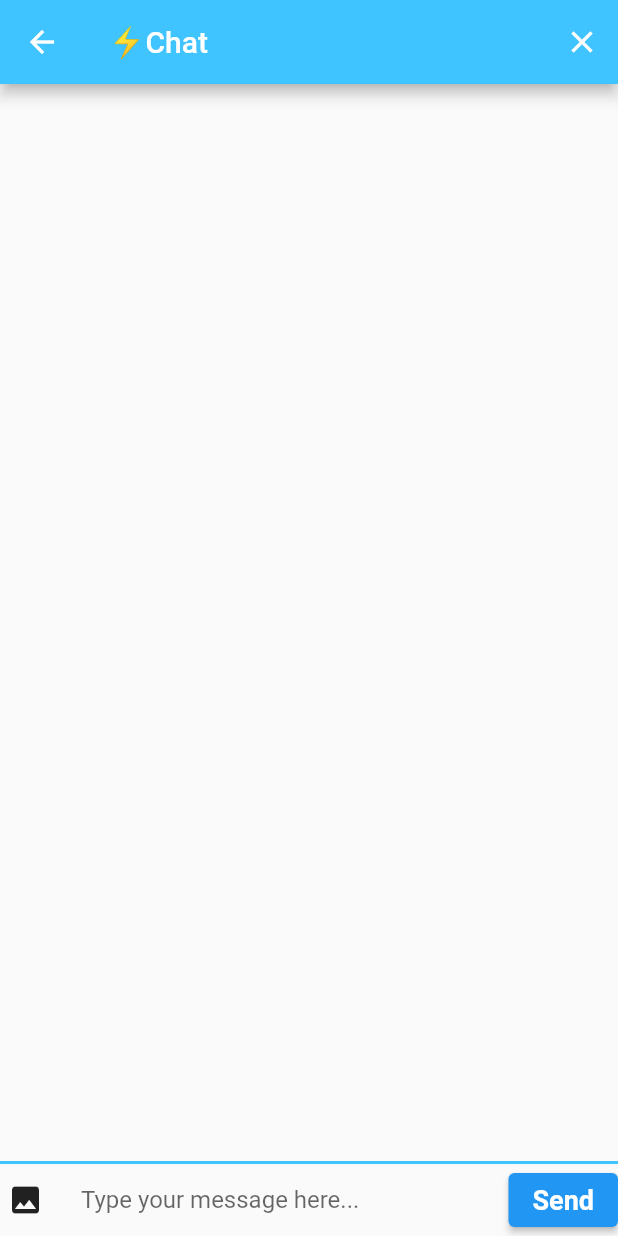
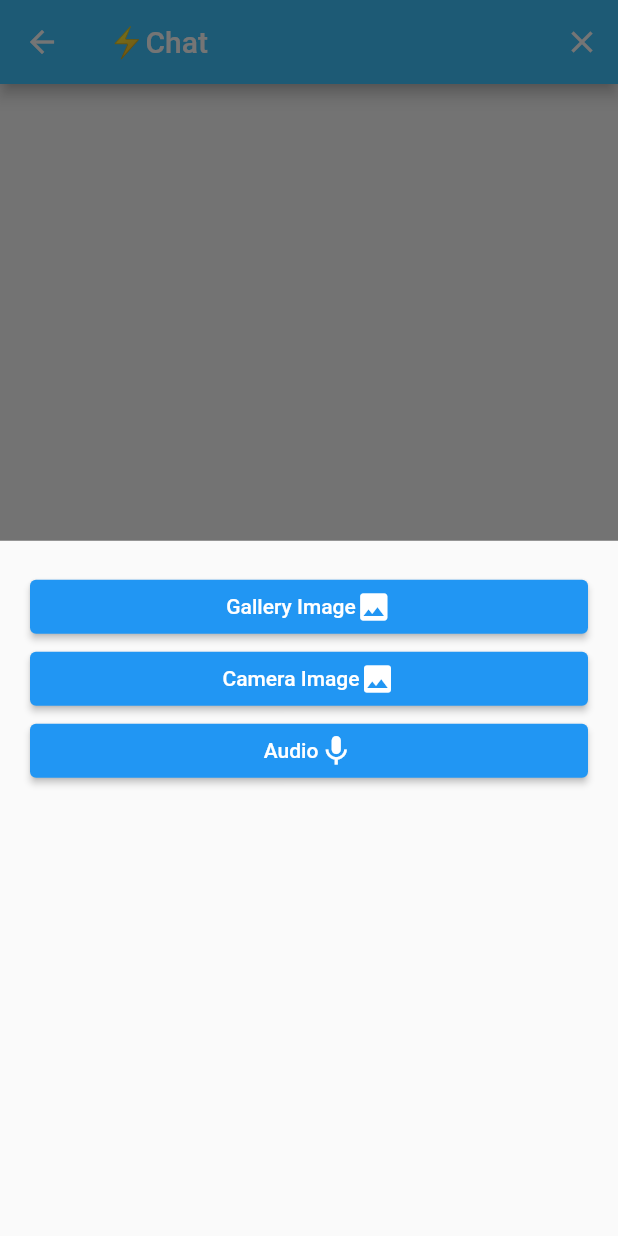
Before and after one commit to HimJan7/Flash_Chat, a Flutter app: the ChatScreen screen opened by its route, after a tap on the "image" icon, on a phone screen of 412 x 824 dp. Run offline on Flutter 3.47's test engine with Material 2 defaults, Android fonts, the phone set to English and light mode, and no system bars; our stand-ins replace cloud_firestore, firebase_auth, firebase_core, firebase_storage, image_picker, modal_progress_hud_nsn; accounts and stored records are empty.

Commit message:
[cameraAdded]

```diff
--- a/lib/screens/chat_screen.dart
+++ b/lib/screens/chat_screen.dart
@@ -7,9 +7,10 @@ import 'package:firebase_auth/firebase_auth.dart';
 import 'package:cloud_firestore/cloud_firestore.dart';
 import 'package:image_picker/image_picker.dart';
 import 'package:firebase_storage/firebase_storage.dart' as firebase_storage;
+import 'package:flash_chat/screens/data_type.dart';
 
+User? loggedInUser;
 final _fireStore = FirebaseFirestore.instance;
-User? loggedInUser;
 
 class ChatScreen extends StatefulWidget {
   static const id = 'Chat_Screen';
@@ -22,6 +23,7 @@ class _ChatScreenState extends State<ChatScreen> {
   final messageController = TextEditingController();
   String? messageText;
   String imageUrl = '';
+
   @override
   void initState() {
     super.initState();
@@ -38,45 +40,6 @@ class _ChatScreenState extends State<ChatScreen> {
     } catch (e) {
       print(e);
     }
-  }
-
-  void selectFile() async {
-    XFile? file = await ImagePicker().pickImage(source: ImageSource.gallery);
-    if (file != null) {
-      print('name of file' + file.name);
-      uploadFile(file);
-    } else {
-      imageUrl = '';
-    }
-  }
-
-  void uploadFile(XFile? newFile) async {
-    try {
-      firebase_storage.UploadTask uploadingTask;
-      firebase_storage.Reference ref = firebase_storage.FirebaseStorage.instance
-          .ref()
-          .child('product')
-          .child('/' + newFile!.name);
-
-      uploadingTask = ref.putFile(File(newFile.path));
-
-      await uploadingTask.whenComplete(() => null);
-      String uploadedUrl = await ref.getDownloadURL();
-      print('image url' + uploadedUrl);
-      _fireStore.collection('messages').add({
-        'text': '',
-        'sender': loggedInUser!.email,
-        'date': DateTime.now().toIso8601String().toString(),
-        'url': uploadedUrl,
-      });
-    } catch (e) {
-      print(e);
-      imageUrl = '';
-    }
-  }
-
-  void clearUrl() {
-    imageUrl = '';
   }
 
   @override
@@ -107,8 +70,12 @@ class _ChatScreenState extends State<ChatScreen> {
                 crossAxisAlignment: CrossAxisAlignment.center,
                 children: [
                   GestureDetector(
-                    onTap: () {
-                      selectFile();
+                    onTap: () async {
+                      showModalBottomSheet(
+                        context: context,
+                        builder: (context) => DataType(),
+                      );
+                      //  Navigator.pop(context);
                     },
                     child: Container(
                         child: Row(
--- /dev/null
+++ b/lib/screens/data_type.dart
@@ -0,0 +1,97 @@
+import 'package:flutter/src/widgets/framework.dart';
+import 'package:flutter/src/widgets/placeholder.dart';
+import 'package:flutter/material.dart';
+import 'chat_screen.dart';
+import 'dart:io';
+import 'package:firebase_core/firebase_core.dart';
+import 'package:firebase_auth/firebase_auth.dart';
+import 'package:cloud_firestore/cloud_firestore.dart';
+import 'package:image_picker/image_picker.dart';
+import 'package:firebase_storage/firebase_storage.dart' as firebase_storage;
+
+class DataType extends StatelessWidget {
+  String? imageUrl;
+  final _fireStore = FirebaseFirestore.instance;
+
+  void selectFile(bool imgSource) async {
+    XFile? file = await ImagePicker().pickImage(
+        source: imgSource ? ImageSource.gallery : ImageSource.camera);
+    if (file != null) {
+      print('name of file' + file.name);
+      uploadFile(file);
+    } else {
+      imageUrl = '';
+    }
+  }
+
+  void uploadFile(XFile? newFile) async {
+    try {
+      firebase_storage.UploadTask uploadingTask;
+      firebase_storage.Reference ref = firebase_storage.FirebaseStorage.instance
+          .ref()
+          .child('product')
+          .child('/' + newFile!.name);
+
+      uploadingTask = ref.putFile(File(newFile.path));
+
+      await uploadingTask.whenComplete(() => null);
+      String uploadedUrl = await ref.getDownloadURL();
+      print('image url' + uploadedUrl);
+      _fireStore.collection('messages').add({
+        'text': '',
+        'sender': loggedInUser!.email,
+        'date': DateTime.now().toIso8601String().toString(),
+        'url': uploadedUrl,
+      });
+    } catch (e) {
+      print(e);
+      imageUrl = '';
+    }
+  }
+
+  @override
+  Widget build(BuildContext context) {
+    return Container(
+      padding: EdgeInsets.all(20),
+      child: Column(
+        children: [
+          ElevatedButton(
+              onPressed: () {
+                selectFile(true);
+                Navigator.pop(context);
+              },
+              child: Row(
+                mainAxisAlignment: MainAxisAlignment.center,
+                children: [
+                  Text('Gallery Image'),
+                  Icon(Icons.image),
+                ],
+              )),
+          ElevatedButton(
+              onPressed: () {
+                selectFile(false);
+                Navigator.pop(context);
+              },
+              child: Row(
+                mainAxisAlignment: MainAxisAlignment.center,
+                children: [
+                  Text('Camera Image'),
+                  Icon(Icons.image),
+                ],
+              )),
+          ElevatedButton(
+              onPressed: () {
+                Navigator.pop(context);
+              },
+              child: Row(
+                mainAxisAlignment: MainAxisAlignment.center,
+                children: [
+                  Text('Audio'),
+                  Icon(Icons.mic),
+                ],
+              )),
+        ],
+      ),
+    );
+  }
+}
```
